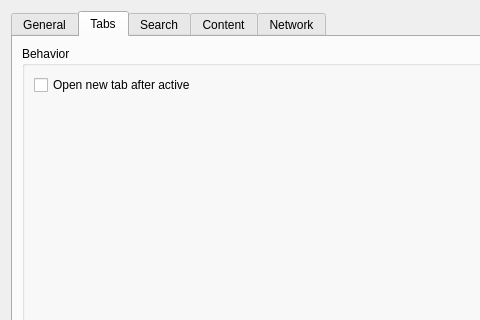
zealdocs/zeal, file src/libs/ui/settingsdialog.ui: the form before one commit; both pictures show x 0 to 480 and y 0 to 320 of the 600 by 500 pixel window.
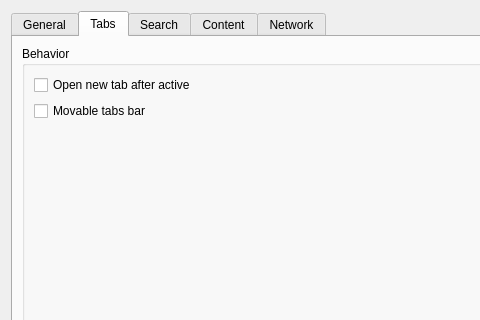
The form after the commit. The open tabs and pages were chosen to show the change. Custom widgets are drawn as their Qt base class.

Commit message: [ADD] New setting, user can choose if tabs are movable.

```diff
--- a/src/libs/ui/settingsdialog.ui
+++ b/src/libs/ui/settingsdialog.ui
@@ -181,6 +181,13 @@
             </property>
            </widget>
           </item>
+          <item row="1" column="0">
+           <widget class="QCheckBox" name="tabsMovable">
+            <property name="text">
+             <string>Movable tabs bar</string>
+            </property>
+           </widget>
+          </item>
          </layout>
         </widget>
        </item>
```
The commit also changes 5 other files.
